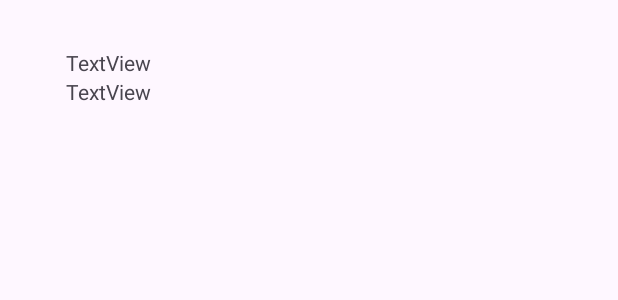
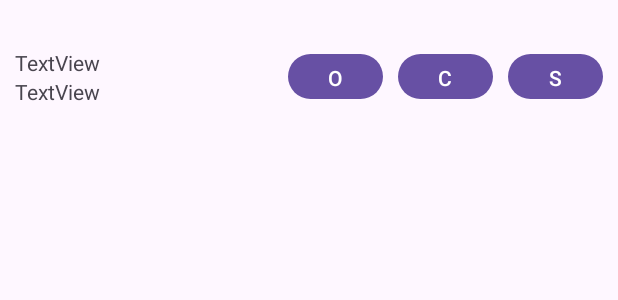
Before and after one commit to Bonnand/PolyHome, an Android app: the layout show_devices.xml on its own in the app's theme, with its tools: preview values and no code run, on a phone screen of 412 x 824 dp. Shown: the top 300 px of the screen. Run offline under Robolectric (Android 15) with nearby library versions, the phone set to English and light mode, and no system bars; network calls fail.

Commit message:
Devices Commands Works, Device Adapter extract

```diff
--- /dev/null
+++ b/app/src/main/java/com/adrien_bonnand/polyhome/CommandData.kt
@@ -0,0 +1,5 @@
+package com.adrien_bonnand.polyhome
+
+data class CommandData(
+    val command: String
+)
--- a/app/src/main/java/com/adrien_bonnand/polyhome/LoginActivity.kt
+++ b/app/src/main/java/com/adrien_bonnand/polyhome/LoginActivity.kt
@@ -16,11 +16,13 @@ class LoginActivity : AppCompatActivity() {
         super.onCreate(savedInstanceState)
         setContentView(R.layout.activity_login)
     }
-
     public fun registerNewAccount(view: View)
     {
         val intent = Intent(this, RegisterActivity::class.java);
         startActivity(intent);
+
+
+
     }
 
     public fun auth(view: View){
--- a/app/src/main/res/layout/show_devices.xml
+++ b/app/src/main/res/layout/show_devices.xml
@@ -9,7 +9,7 @@
         android:id="@+id/textDeviceId"
         android:layout_width="wrap_content"
         android:layout_height="wrap_content"
-        android:layout_marginStart="44dp"
+        android:layout_marginStart="10dp"
         android:layout_marginTop="32dp"
         android:text="TextView"
         app:layout_constraintStart_toStartOf="parent"
@@ -19,8 +19,39 @@
         android:id="@+id/textDeviceState"
         android:layout_width="wrap_content"
         android:layout_height="wrap_content"
-        android:layout_marginStart="44dp"
+        android:layout_marginStart="10dp"
         android:text="TextView"
         app:layout_constraintStart_toStartOf="parent"
         app:layout_constraintTop_toBottomOf="@+id/textDeviceId" />
+
+    <Button
+        android:id="@+id/buttonStop"
+        android:layout_width="63dp"
+        android:layout_height="38dp"
+        android:layout_marginTop="32dp"
+        android:layout_marginEnd="10dp"
+        android:text="S"
+        app:layout_constraintEnd_toEndOf="parent"
+        app:layout_constraintTop_toTopOf="parent" />
+
+    <Button
+        android:id="@+id/buttonClose"
+        android:layout_width="63dp"
+        android:layout_height="38dp"
+        android:layout_marginTop="32dp"
+        android:layout_marginEnd="10dp"
+        android:text="C"
+        app:layout_constraintEnd_toStartOf="@+id/buttonStop"
+        app:layout_constraintTop_toTopOf="parent" />
+
+    <Button
+        android:id="@+id/buttonOpen"
+        android:layout_width="63dp"
+        android:layout_height="38dp"
+        android:layout_marginTop="32dp"
+        android:layout_marginEnd="10dp"
+        android:text="O"
+        app:layout_constraintEnd_toStartOf="@+id/buttonClose"
+        app:layout_constraintTop_toTopOf="parent"
+        app:rippleColor="#FF0000" />
 </androidx.constraintlayout.widget.ConstraintLayout>
```
Also changed, not shown: app/src/main/java/com/adrien_bonnand/polyhome/Device/DeviceAdapter.kt (added, +93 -0 lines), app/src/main/java/com/adrien_bonnand/polyhome/Device/DevicesListActivity.kt (+2 -40 lines).
